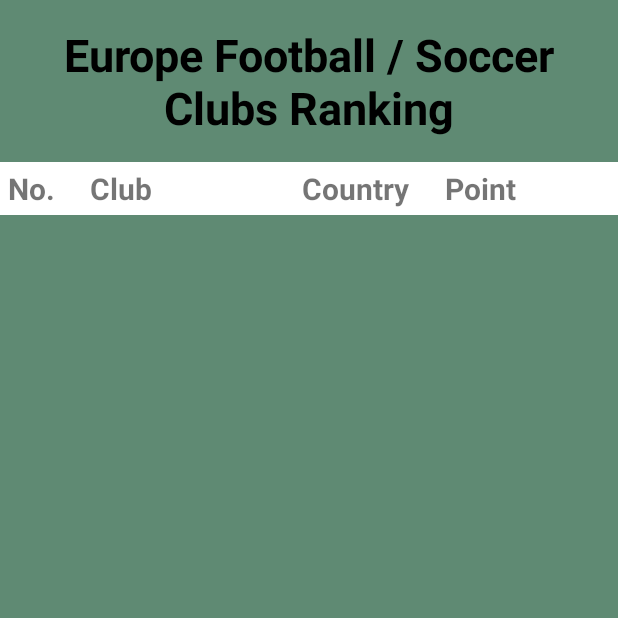
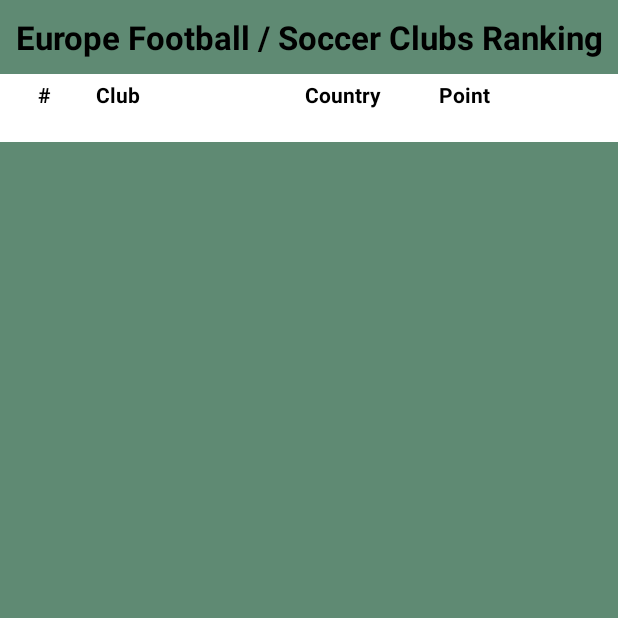
Before and after one commit to trungboky123/Football-Data-Club, an Android app built with Jetpack Compose: the fragment TitleRankingFragment shown on its own in the app's theme, on a phone screen of 412 x 824 dp, the top half of it. Run offline under Robolectric (Android 15) with nearby library versions, the light colour scheme and no system bars.

Commit message:
Europe Ranking Update (Thang)

```diff
--- a/app/src/main/java/vn/edu/footballdataclub/AfricaFragment.java
+++ b/app/src/main/java/vn/edu/footballdataclub/AfricaFragment.java
@@ -1,4 +1,4 @@
-package vn.edu.usth.footballapp;
+package vn.edu.footballdataclub;
 
 import android.os.Bundle;
 
--- a/app/src/main/res/layout/fragment_north_america.xml
+++ b/app/src/main/res/layout/fragment_north_america.xml
@@ -844,7 +844,9 @@
             android:gravity="center"
             android:text="North America Football / Soccer Clubs Ranking"
             android:textAppearance="@style/TextAppearance.AppCompat.Large"
-            android:textStyle="bold"></TextView>
+            android:textStyle="bold">
+
+        </TextView>
 
         <LinearLayout
             android:layout_width="match_parent"
--- a/app/src/main/res/layout/fragment_title_ranking.xml
+++ b/app/src/main/res/layout/fragment_title_ranking.xml
@@ -12,15 +12,15 @@
         android:layout_width="match_parent"
         android:layout_height="wrap_content"
         android:text="Europe Football / Soccer Clubs Ranking"
-        android:textSize="30sp"
+        android:textAppearance="@style/TextAppearance.AppCompat.Large"
         android:textStyle="bold"
         android:textColor="@android:color/black"
         android:gravity="center"
-        android:padding="16dp"/>
+        android:padding="10dp"/>
 
     <LinearLayout
         android:layout_width="match_parent"
-        android:layout_height="wrap_content"
+        android:layout_height="45dp"
         android:background="@android:color/white"
         android:orientation="horizontal"
         android:paddingTop="4dp"
@@ -30,34 +30,38 @@
         <TextView
             android:layout_width="wrap_content"
             android:layout_height="wrap_content"
-            android:layout_marginStart="5dp"
-            android:text="No."
-            android:textSize="20sp"
-            android:textStyle="bold" />
+            android:layout_marginStart="25dp"
+            android:text="#"
+            android:textAppearance="@style/TextAppearance.AppCompat.Body1"
+            android:textStyle="bold"
+            android:textColor="@color/black"/>
 
         <TextView
             android:layout_width="wrap_content"
             android:layout_height="wrap_content"
-            android:layout_marginStart="23dp"
+            android:layout_marginStart="30dp"
             android:text="Club"
-            android:textSize="20sp"
-            android:textStyle="bold" />
+            android:textAppearance="@style/TextAppearance.AppCompat.Body1"
+            android:textStyle="bold"
+            android:textColor="@color/black"/>
 
         <TextView
             android:layout_width="wrap_content"
             android:layout_height="wrap_content"
-            android:layout_marginStart="100dp"
+            android:layout_marginStart="110dp"
             android:text="Country"
-            android:textSize="20sp"
-            android:textStyle="bold" />
+            android:textAppearance="@style/TextAppearance.AppCompat.Body1"
+            android:textStyle="bold"
+            android:textColor="@color/black"/>
 
         <TextView
             android:layout_width="wrap_content"
             android:layout_height="wrap_content"
-            android:layout_marginStart="23dp"
+            android:layout_marginStart="38dp"
             android:text="Point"
-            android:textSize="20sp"
-            android:textStyle="bold" />
+            android:textAppearance="@style/TextAppearance.AppCompat.Body1"
+            android:textStyle="bold"
+            android:textColor="@color/black"/>
     </LinearLayout>
 
 </LinearLayout>
```
